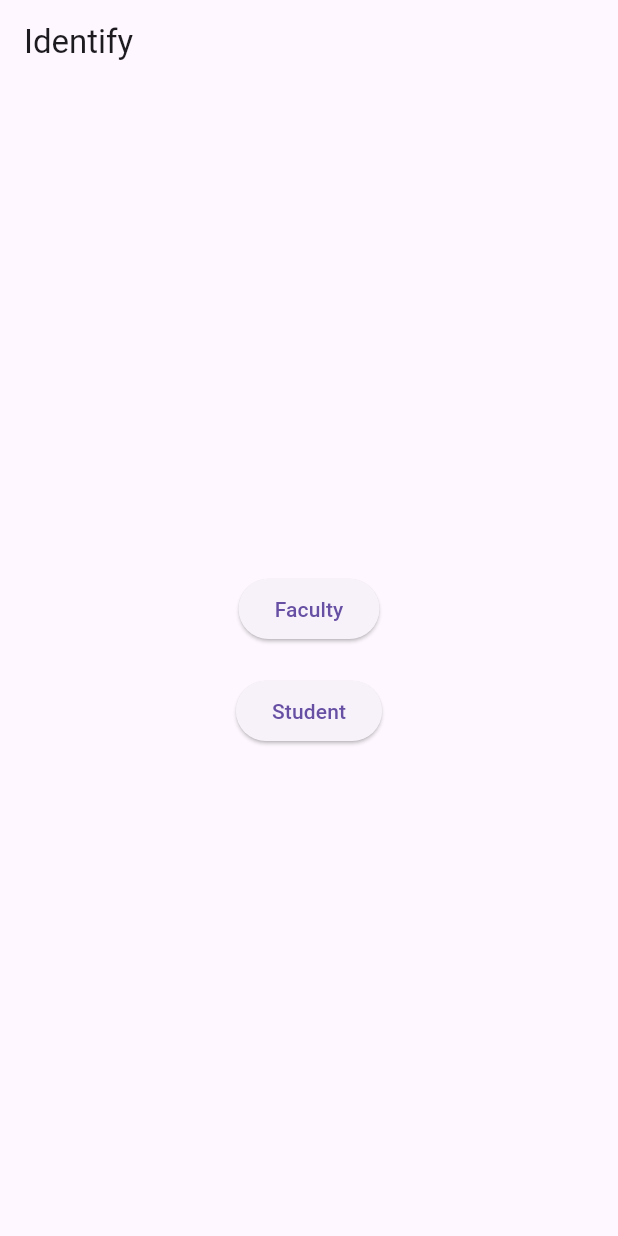
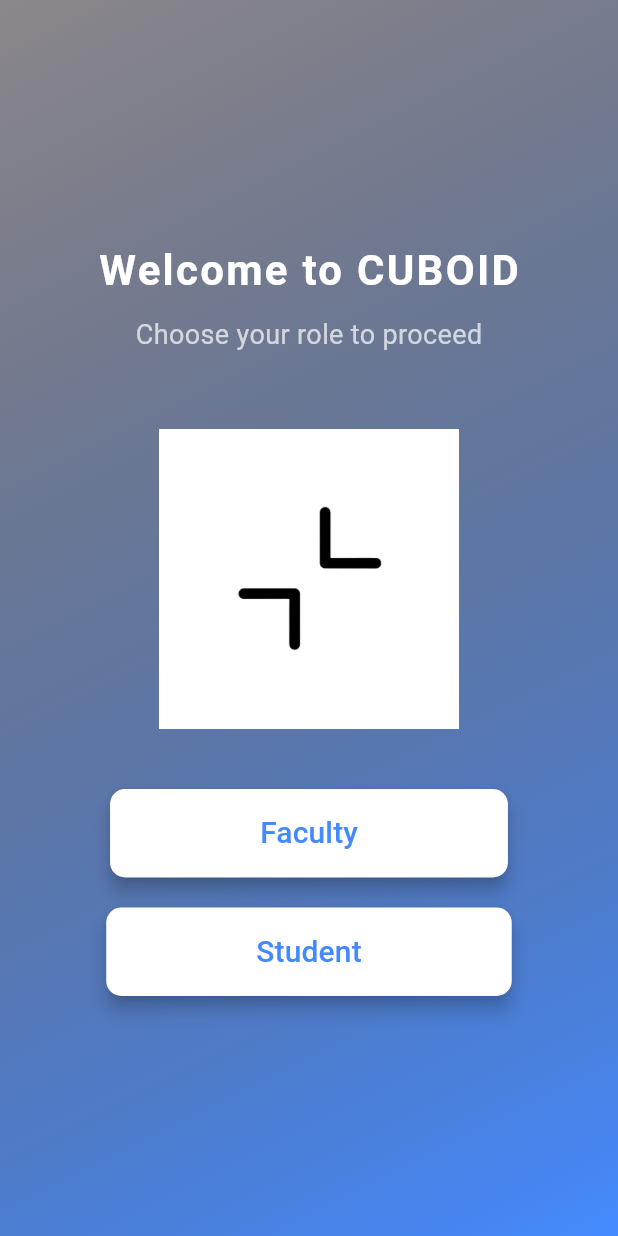
Before and after one commit to Deependra-Ks01/qr_cam_flutter, a Flutter app: the screen it shows after launch, on a phone screen of 412 x 824 dp. Run offline on Flutter 3.47's test engine with Material 3 defaults, Android fonts, the light colour scheme and no system bars; our stand-ins replace fl_chart, qr_flutter.

Commit message:
Changes made in welcome page UI and set QR default reference to google sheet. Integrated Students profile.

```diff
--- a/lib/generate_qr_page.dart
+++ b/lib/generate_qr_page.dart
@@ -9,8 +9,8 @@ class GenerateQRPage extends StatefulWidget {
 }
 
 class _GenerateQRPageState extends State<GenerateQRPage> {
-  final TextEditingController _textController = TextEditingController();
-  String _qrData = 'https://example.com';
+  final TextEditingController _textController = TextEditingController(text: 'https://docs.google.com/spreadsheets/d/1w0Pk9HTR71sdwP-DpGwU6z5DPCN4XEE5C80axwI0aCM/edit?gid=0#gid=0');
+  String _qrData = 'https://docs.google.com/spreadsheets/d/1w0Pk9HTR71sdwP-DpGwU6z5DPCN4XEE5C80axwI0aCM/edit?gid=0#gid=0';
 
   @override
   Widget build(BuildContext context) {
@@ -38,7 +38,7 @@ class _GenerateQRPageState extends State<GenerateQRPage> {
             ElevatedButton(
               onPressed: () {
                 setState(() {
-                  _qrData = _textController.text.isNotEmpty ? _textController.text : 'https://example.com';
+                  _qrData = _textController.text.isNotEmpty ? _textController.text : 'https://docs.google.com/spreadsheets/d/1w0Pk9HTR71sdwP-DpGwU6z5DPCN4XEE5C80axwI0aCM/edit?gid=0#gid=0';
                 });
               },
               child: Text("Generate QR"),
@@ -49,3 +49,55 @@ class _GenerateQRPageState extends State<GenerateQRPage> {
     );
   }
 }
+
+// import 'package:flutter/material.dart';
+// import 'package:qr_flutter/qr_flutter.dart';
+//
+// class GenerateQRPage extends StatefulWidget {
+//   const GenerateQRPage({super.key});
+//
+//   @override
+//   State<GenerateQRPage> createState() => _GenerateQRPageState();
+// }
+//
+// class _GenerateQRPageState extends State<GenerateQRPage> {
+//   final TextEditingController _textController = TextEditingController();
+//   String _qrData = 'https://example.com';
+//
+//   @override
+//   Widget build(BuildContext context) {
+//     return Scaffold(
+//       appBar: AppBar(title: Text("Generate QR Code")),
+//       body: Padding(
+//         padding: const EdgeInsets.all(16.0),
+//         child: Column(
+//           mainAxisAlignment: MainAxisAlignment.center,
+//           children: [
+//             QrImageView(
+//               data: _qrData,
+//               version: QrVersions.auto,
+//               size: 200.0,
+//             ),
+//             SizedBox(height: 20),
+//             TextField(
+//               controller: _textController,
+//               decoration: InputDecoration(
+//                 labelText: 'Enter text or link',
+//                 border: OutlineInputBorder(),
+//               ),
+//             ),
+//             SizedBox(height: 20),
+//             ElevatedButton(
+//               onPressed: () {
+//                 setState(() {
+//                   _qrData = _textController.text.isNotEmpty ? _textController.text : 'https://example.com';
+//                 });
+//               },
+//               child: Text("Generate QR"),
+//             ),
+//           ],
+//         ),
+//       ),
+//     );
+//   }
+// }
--- a/lib/queries_page.dart
+++ b/lib/queries_page.dart
@@ -7,9 +7,9 @@ class QueriesPage extends StatelessWidget {
   Widget build(BuildContext context) {
     // Example student queries (Replace with actual data fetching from Firestore or DB)
     List<Map<String, String>> queries = [
-      {"student": "John Doe", "query": "My attendance for 10th Feb is not marked."},
-      {"student": "Jane Smith", "query": "I attended the class but my name is absent."},
-      {"student": "Alex Brown", "query": "Is there a way to check past attendance records?"},
+      {"student": "Dharmendra", "query": "My attendance for 10th Feb is not marked."},
+      {"student": "Aadhya", "query": "I attended the class but my name is absent."},
+      {"student": "Bhumica", "query": "Is there a way to check past attendance records?"},
     ];
 
     return Scaffold(
--- a/lib/welcome_page.dart
+++ b/lib/welcome_page.dart
@@ -1,6 +1,6 @@
 import 'package:flutter/material.dart';
 import 'login_page.dart';
-// import 'sign_up_page.dart'; // Assuming you have a SignUpPage
+import 'login_page_Stu.dart';
 
 class WelcomePage extends StatelessWidget {
   const WelcomePage({super.key});
@@ -8,35 +8,125 @@ class WelcomePage extends StatelessWidget {
   @override
   Widget build(BuildContext context) {
     return Scaffold(
-      appBar: AppBar(title: Text('Identify')),
-      body: Center(
+      body: Container(
+        decoration: BoxDecoration(
+          gradient: LinearGradient(
+            colors: [Colors.black45, Colors.blueAccent],
+            begin: Alignment.topLeft,
+            end: Alignment.bottomRight,
+          ),
+        ),
+        child: Center(
           child: Column(
             mainAxisAlignment: MainAxisAlignment.center,
             children: <Widget>[
+              Text(
+                'Welcome to CUBOID',
+                style: TextStyle(
+                  fontSize: 28,
+                  fontWeight: FontWeight.bold,
+                  color: Colors.white,
+                  letterSpacing: 1.5,
+                ),
+              ),
+              SizedBox(height: 10),
+              Text(
+                'Choose your role to proceed',
+                style: TextStyle(
+                  fontSize: 18,
+                  color: Colors.white70,
+                ),
+              ),
+              SizedBox(height: 50),
+              Image.asset('assets/Cuboid.jpeg', height: 200), // Add a welcome image
+              SizedBox(height: 40),
               ElevatedButton(
                 onPressed: () {
-                // Navigate to Login Page
                   Navigator.push(
                     context,
                     MaterialPageRoute(builder: (context) => LoginPage()),
                   );
                 },
-              child: Text('Faculty'),
+                style: ElevatedButton.styleFrom(
+                  padding: EdgeInsets.symmetric(vertical: 15, horizontal: 100),
+                  shape: RoundedRectangleBorder(
+                    borderRadius: BorderRadius.circular(10),
+                  ),
+                  backgroundColor: Colors.white,
+                  foregroundColor: Colors.blueAccent,
+                  elevation: 5,
+                ),
+                child: Text('Faculty', style: TextStyle(fontSize: 20)),
               ),
               SizedBox(height: 20),
               ElevatedButton(
                 onPressed: () {
-                // Navigate to Sign Up Page
                   Navigator.push(
                     context,
-                  MaterialPageRoute(builder: (context) => LoginPage()),
+                    MaterialPageRoute(builder: (context) => StudentLoginPage()),
                   );
                 },
-              child: Text('Student'),
+                style: ElevatedButton.styleFrom(
+                  padding: EdgeInsets.symmetric(vertical: 15, horizontal: 100),
+                  shape: RoundedRectangleBorder(
+                    borderRadius: BorderRadius.circular(10),
+                  ),
+                  backgroundColor: Colors.white,
+                  foregroundColor: Colors.blueAccent,
+                  elevation: 5,
+                ),
+                child: Text('Student', style: TextStyle(fontSize: 20)),
               ),
             ],
+          ),
         ),
       ),
     );
   }
 }
+
+
+
+// import 'package:flutter/material.dart';
+// import 'login_page.dart';
+// import 'login_page_Stu.dart';
+// // import 'sign_up_page.dart'; // Assuming you have a SignUpPage
+//
+// class WelcomePage extends StatelessWidget {
+//   const WelcomePage({super.key});
+//
+//   @override
+//   Widget build(BuildContext context) {
+//     return Scaffold(
+//       appBar: AppBar(title: Text('Identify')),
+//       body: Center(
+//         child: Column(
+//           mainAxisAlignment: MainAxisAlignment.center,
+//           children: <Widget>[
+//             ElevatedButton(
+//               onPressed: () {
+//                 // Navigate to Login Page
+//                 Navigator.push(
+//                   context,
+//                   MaterialPageRoute(builder: (context) => LoginPage()),
+//                 );
+//               },
+//               child: Text('Faculty'),
+//             ),
+//             SizedBox(height: 20),
+//             ElevatedButton(
+//               onPressed: () {
+//                 // Navigate to Sign Up Page
+//                 Navigator.push(
+//                   context,
+//                   MaterialPageRoute(builder: (context) => StudentLoginPage()),
+//                 );
+//               },
+//               child: Text('Student'),
+//             ),
+//           ],
+//         ),
+//       ),
+//     );
+//   }
+// }
--- a/pubspec.yaml
+++ b/pubspec.yaml
@@ -37,10 +37,14 @@ dependencies:
   syncfusion_flutter_xlsio: ^28.2.9
   fl_chart: ^0.70.2
 
+#  image_picker: ^1.0.7  # Use the latest stable version
+
 
 dev_dependencies:
   flutter_test:
     sdk: flutter
+
+  #image_picker: ^1.0.7  # Ensure this is present
 
   # The "flutter_lints" package below contains a set of recommended lints to
   # encourage good coding practices. The lint set provided by the package is
```
Also changed, not shown: 5 other files. Lines whose indentation alone changed are shown as unchanged.
